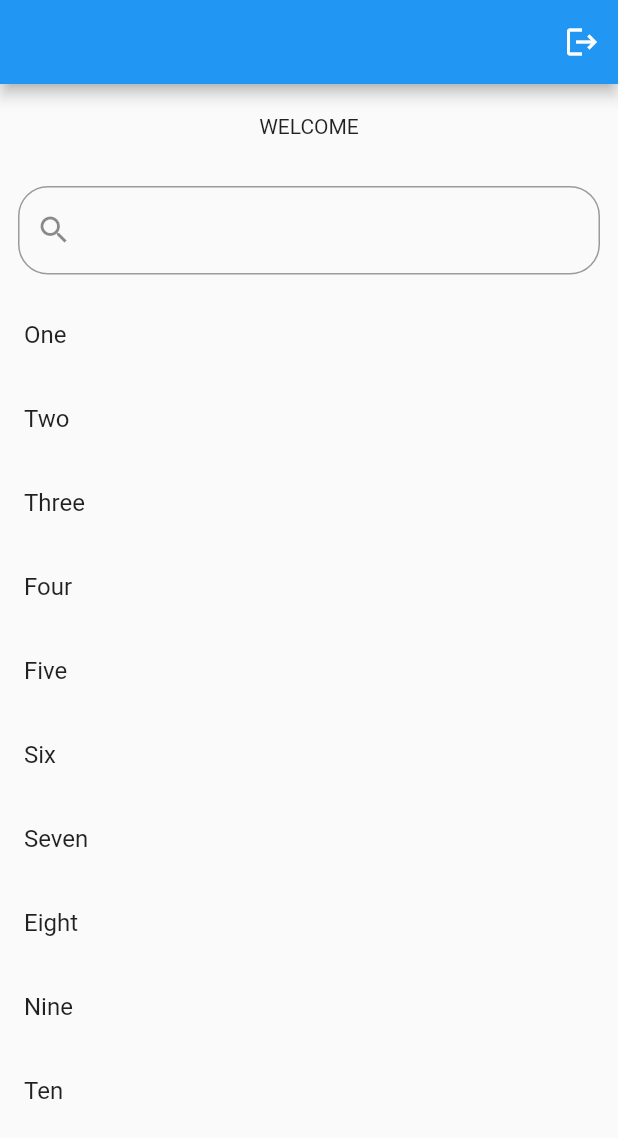
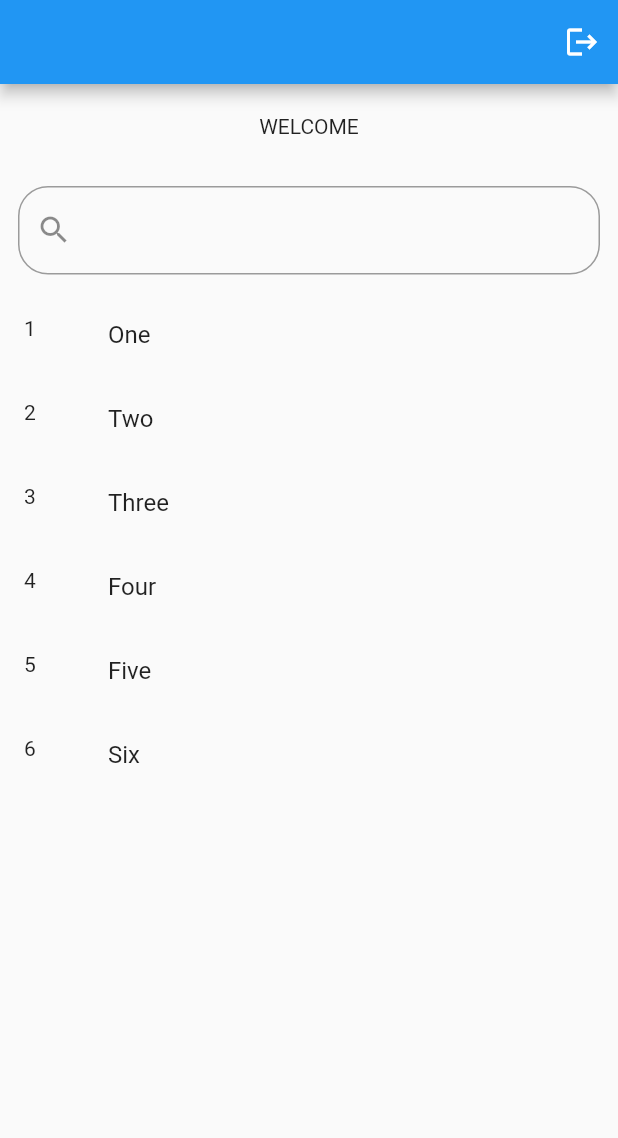
Before and after one commit to ecembostancioglu/note_fb, a Flutter app: the screen it shows once a user with an empty profile is signed in, on a phone screen of 412 x 824 dp. Shown: the top 1138 px of the screen. Run offline on Flutter 3.47's test engine with Material 2 defaults, Android fonts, the phone set to English and light mode, and no system bars; our stand-ins replace easy_localization, email_validator, firebase_auth, firebase_core, flutter_screenutil, google_sign_in; accounts and stored records are empty.

Commit message:
Added filter to Search Bar

```diff
--- a/lib/notes/presentation/view/home_page.dart
+++ b/lib/notes/presentation/view/home_page.dart
@@ -12,8 +12,20 @@ class HomePage extends StatefulWidget {
 }
 
 class _HomePageState extends State<HomePage> {
-  List<String> notes=['One','Two','Three','Four','Five','Six','Seven','Eight','Nine','Ten'];
+  List<Note> searchNotes=allNotes;
 
+  void searchNote(String query){
+    final suggestions=allNotes.where((note){
+      final noteText=note.title.toLowerCase();
+      final input=query.toLowerCase();
+
+      return noteText.contains(input);
+    }).toList();
+
+    setState(() {
+      searchNotes=suggestions;
+    });
+  }
 
   @override
   Widget build(BuildContext context) {
@@ -40,12 +52,13 @@ class _HomePageState extends State<HomePage> {
           mainAxisAlignment: MainAxisAlignment.start,
           children: [
             const Padding(
-              padding: EdgeInsets.all(20),
+              padding:EdgeInsets.all(20),
              child: Text('WELCOME'),),
-              Padding(
-                padding: const EdgeInsets.all(12.0),
-                child: TextFormField(
-                  decoration:const InputDecoration(
+             Padding(
+                padding: EdgeInsets.all(12.0),
+                child: TextField(
+                  onChanged:searchNote,
+                  decoration: InputDecoration(
                     prefixIcon: Icon(Icons.search),
                     border: OutlineInputBorder(
                       borderRadius: BorderRadius.all(Radius.circular(20))
@@ -57,10 +70,11 @@ class _HomePageState extends State<HomePage> {
             Flexible(
               child: ListView.builder(
                   shrinkWrap: true,
-                itemCount: notes.length,
+                itemCount: searchNotes.length,
                   itemBuilder: (context,index){
                 return ListTile(
-                  title: Text(notes[index]),
+                  leading: Text('${searchNotes[index].id}'),
+                  title: Text(searchNotes[index].title),
                 );
               }),
             )
@@ -70,3 +84,19 @@ class _HomePageState extends State<HomePage> {
     );
   }
 }
+
+class Note{
+  final int id;
+  final String title;
+
+  Note({required this.id,required this.title});
+}
+
+  List<Note> allNotes=[
+  Note(id: 1, title: 'One'),
+  Note(id: 2, title: 'Two'),
+  Note(id: 3, title: 'Three'),
+  Note(id: 4, title: 'Four'),
+  Note(id: 5, title: 'Five'),
+  Note(id: 6, title: 'Six'),
+];
```
